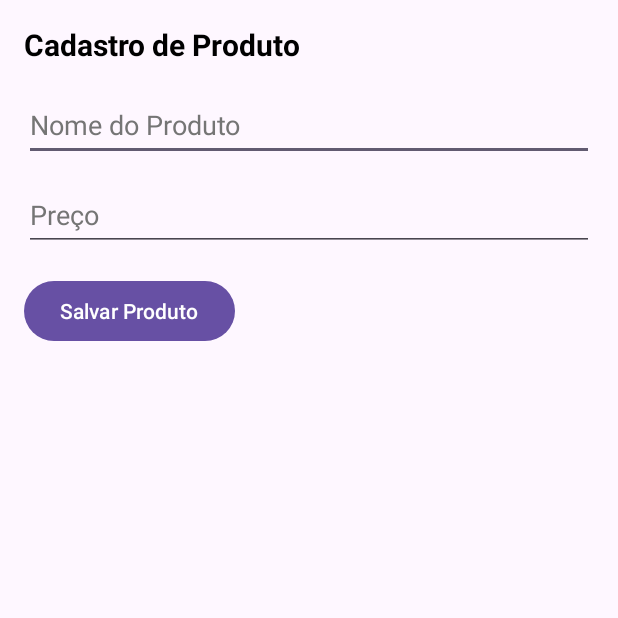
After one commit to Aleffy-Discente/Des_Dispositivos_Mobile, an Android app: the fragment ProductFragment shown on its own in the app's theme, on a phone screen of 412 x 824 dp, the top half of it. The commit adds this screen. Run offline under Robolectric (Android 15) with nearby library versions, the phone set to English and light mode, and no system bars.

Commit message:
Até agora tudo funciona V3
Só falta a parte do add e listar

```diff
--- a/app/build.gradle.kts
+++ b/app/build.gradle.kts
@@ -45,6 +45,8 @@ dependencies {
     implementation(libs.material)
     implementation(libs.androidx.activity)
     implementation(libs.androidx.constraintlayout)
+    implementation(libs.androidx.navigation.fragment.ktx)
+    implementation(libs.androidx.navigation.ui.ktx)
     testImplementation(libs.junit)
     androidTestImplementation(libs.androidx.junit)
     androidTestImplementation(libs.androidx.espresso.core)
--- /dev/null
+++ b/app/src/main/java/com/example/myapplication/fragments/ProductFragment.kt
@@ -0,0 +1,60 @@
+package com.example.myapplication.fragments
+
+import android.os.Bundle
+import androidx.fragment.app.Fragment
+import android.view.LayoutInflater
+import android.view.View
+import android.view.ViewGroup
+import com.example.myapplication.R
+
+// TODO: Rename parameter arguments, choose names that match
+// the fragment initialization parameters, e.g. ARG_ITEM_NUMBER
+private const val ARG_PARAM1 = "param1"
+private const val ARG_PARAM2 = "param2"
+
+/**
+ * A simple [Fragment] subclass.
+ * Use the [ProductFragment.newInstance] factory method to
+ * create an instance of this fragment.
+ */
+class ProductFragment : Fragment() {
+    // TODO: Rename and change types of parameters
+    private var param1: String? = null
+    private var param2: String? = null
+
+    override fun onCreate(savedInstanceState: Bundle?) {
+        super.onCreate(savedInstanceState)
+        arguments?.let {
+            param1 = it.getString(ARG_PARAM1)
+            param2 = it.getString(ARG_PARAM2)
+        }
+    }
+
+    override fun onCreateView(
+        inflater: LayoutInflater, container: ViewGroup?,
+        savedInstanceState: Bundle?
+    ): View? {
+        // Inflate the layout for this fragment
+        return inflater.inflate(R.layout.fragment_product, container, false)
+    }
+
+    companion object {
+        /**
+         * Use this factory method to create a new instance of
+         * this fragment using the provided parameters.
+         *
+         * @param param1 Parameter 1.
+         * @param param2 Parameter 2.
+         * @return A new instance of fragment ProductFragment.
+         */
+        // TODO: Rename and change types and number of parameters
+        @JvmStatic
+        fun newInstance(param1: String, param2: String) =
+            ProductFragment().apply {
+                arguments = Bundle().apply {
+                    putString(ARG_PARAM1, param1)
+                    putString(ARG_PARAM2, param2)
+                }
+            }
+    }
+}
--- /dev/null
+++ b/app/src/main/res/layout/fragment_product.xml
@@ -0,0 +1,53 @@
+<?xml version="1.0" encoding="utf-8"?>
+<ScrollView xmlns:android="http://schemas.android.com/apk/res/android"
+    android:layout_width="match_parent"
+    android:layout_height="match_parent"
+    android:padding="16dp">
+
+    <LinearLayout
+        android:layout_width="match_parent"
+        android:layout_height="wrap_content"
+        android:orientation="vertical">
+
+        <TextView
+            android:layout_width="wrap_content"
+            android:layout_height="wrap_content"
+            android:text="@string/cadastro_de_produto"
+            android:textSize="20sp"
+            android:textStyle="bold"
+            android:textColor="#000000"
+            android:layout_marginBottom="16dp" />
+
+        <EditText
+            android:id="@+id/etNomeProduto"
+            android:layout_width="match_parent"
+            android:layout_height="wrap_content"
+            android:minHeight="48dp"
+            android:hint="@string/nome_produto"
+            android:inputType="textCapWords"
+            android:autofillHints="name"
+            android:textColor="#000000"
+            android:textColorHint="#757575"
+            android:layout_marginBottom="12dp" />
+
+        <EditText
+            android:id="@+id/etPrecoProduto"
+            android:layout_width="match_parent"
+            android:layout_height="wrap_content"
+            android:minHeight="48dp"
+            android:hint="@string/preco"
+            android:inputType="numberDecimal"
+            android:autofillHints="creditCardExpirationDate"
+            android:textColor="#000000"
+            android:textColorHint="#757575"
+            android:layout_marginBottom="16dp" />
+
+        <Button
+            android:id="@+id/btnSalvarProduto"
+            android:layout_width="wrap_content"
+            android:layout_height="wrap_content"
+            android:minHeight="48dp"
+            android:text="@string/salvar_produto" />
+
+    </LinearLayout>
+</ScrollView>
--- a/app/src/main/res/menu/bottom_navigation_menu.xml
+++ b/app/src/main/res/menu/bottom_navigation_menu.xml
@@ -5,16 +5,16 @@
         android:id="@+id/home"
         android:enabled="true"
         android:icon="@drawable/ic_home"
-        android:title="@string/text_label_1"/>
+        android:title="@string/text_item_1"/>
     <item
         android:id="@+id/product"
         android:enabled="true"
         android:icon="@drawable/ic_product"
-        android:title="@string/text_label_2"/>
+        android:title="@string/text_item_2"/>
     <item
         android:id="@+id/user"
         android:enabled="true"
         android:icon="@drawable/ic_people"
-        android:title="@string/text_label_3"/>
+        android:title="@string/text_item_3"/>
 
 </menu>
--- a/gradle/libs.versions.toml
+++ b/gradle/libs.versions.toml
@@ -9,6 +9,8 @@ appcompat = "1.7.1"
 material = "1.13.0"
 activity = "1.11.0"
 constraintlayout = "2.2.1"
+navigationFragmentKtx = "2.9.5"
+navigationUiKtx = "2.9.5"
 
 [libraries]
 androidx-core-ktx = { group = "androidx.core", name = "core-ktx", version.ref = "coreKtx" }
@@ -19,6 +21,8 @@ androidx-appcompat = { group = "androidx.appcompat", name = "appcompat", version
 material = { group = "com.google.android.material", name = "material", version.ref = "material" }
 androidx-activity = { group = "androidx.activity", name = "activity", version.ref = "activity" }
 androidx-constraintlayout = { group = "androidx.constraintlayout", name = "constraintlayout", version.ref = "constraintlayout" }
+androidx-navigation-fragment-ktx = { group = "androidx.navigation", name = "navigation-fragment-ktx", version.ref = "navigationFragmentKtx" }
+androidx-navigation-ui-ktx = { group = "androidx.navigation", name = "navigation-ui-ktx", version.ref = "navigationUiKtx" }
 
 [plugins]
 android-application = { id = "com.android.application", version.ref = "agp" }
```
Also changed, not shown: app/src/main/java/com/example/myapplication/MainActivity.kt (+21 -10 lines), app/src/main/java/com/example/myapplication/fragments/HomeFragment.kt (added, +60 -0 lines), app/src/main/java/com/example/myapplication/fragments/UserFragment.kt (added, +60 -0 lines), app/src/main/res/layout/activity_main.xml (+15 -0 lines), app/src/main/res/layout/fragment_home.xml (added, +25 -0 lines), app/src/main/res/layout/fragment_user.xml (added, +51 -0 lines), app/src/main/res/navigation/nav_main.xml (added, +20 -0 lines), app/src/main/res/values/strings.xml (+15 -3 lines), app/src/main/res/values/themes.xml (+9 -1 lines).
